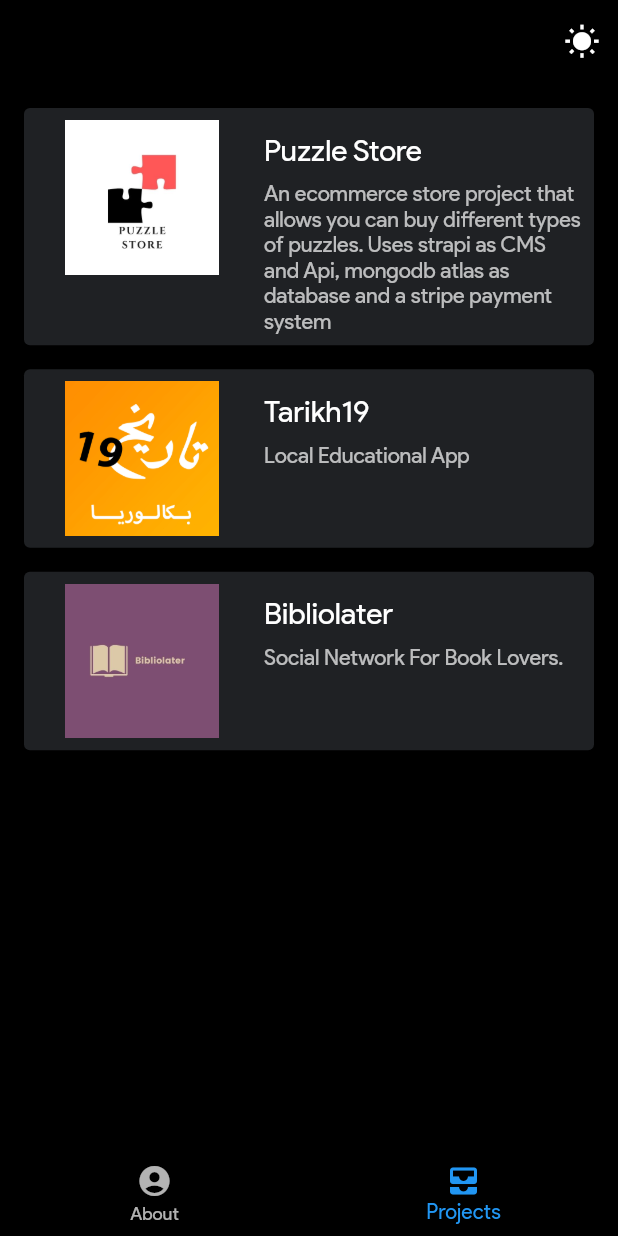
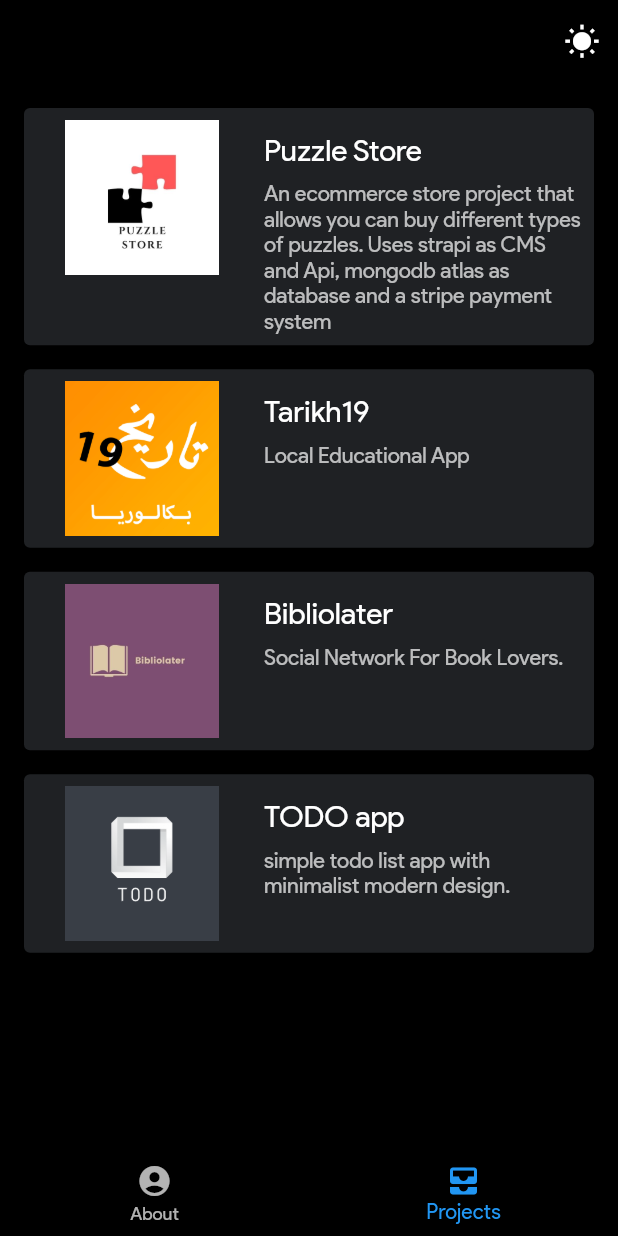
Before and after one commit to amirmekk/personal_website, a Flutter app: the screen it shows after launch, item 2 of the bottom bar chosen, on a phone screen of 412 x 824 dp. Run offline on Flutter 3.47's test engine with Material 2 defaults, Android fonts, the phone set to English and light mode, and no system bars; our stand-ins replace carousel_slider, google_fonts; missing offline and left inert: dart:html, universal_html.

Commit message:
todo app added to projects tab

```diff
--- a/lib/config/assets.dart
+++ b/lib/config/assets.dart
@@ -9,4 +9,5 @@ class Assets {
   static const tarikh19 = 'assets/tarikh19.jpg';
   static const puzzle_store = 'assets/puzzle_store.jpg';
   static const bibliolater = 'assets/bibliolater.jpg';
+  static const todo = 'assets/todo.png';
 }
--- a/lib/config/projects.dart
+++ b/lib/config/projects.dart
@@ -19,4 +19,9 @@ List<Project> projects = [
       name: 'Bibliolater',
       description: 'Social Network For Book Lovers.',
       link: 'https://github.com/amirmekk/Bibliolater-social-network'),
+  Project(
+      image: Assets.todo,
+      name: 'TODO app',
+      description: 'simple todo list app with minimalist modern design.',
+      link: 'https://github.com/amirmekk/To-Do'),
 ];
```
Also changed, not shown: assets/todo.png (added).
